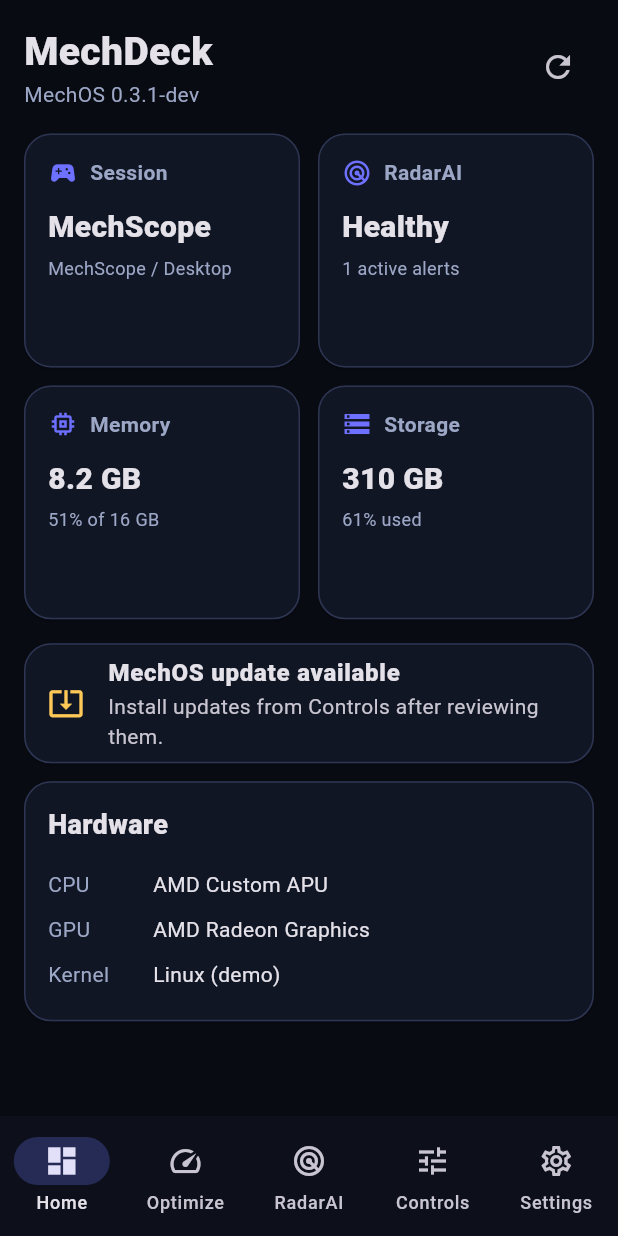
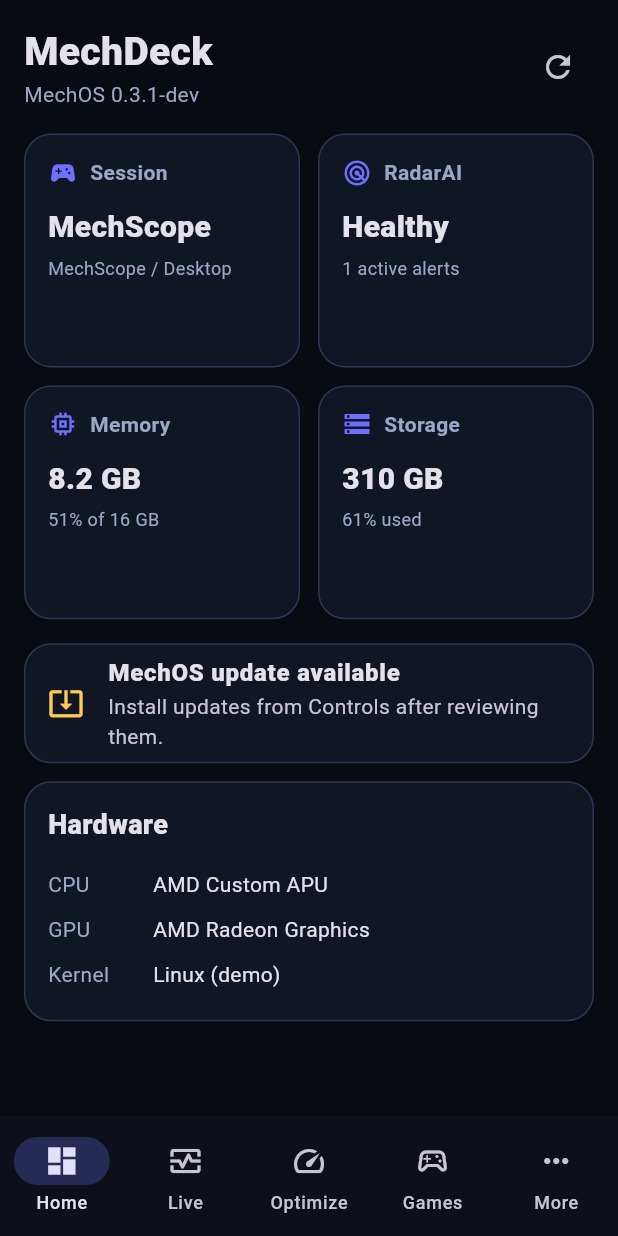
Before and after one commit to mechgod102-sketch/MechOS-Companion, a Flutter app: the screen it shows after launch, after a tap on "Pair with MechOS", after a tap on "Preview in Demo Mode", on a phone screen of 412 x 824 dp. Run offline on Flutter 3.47's test engine with Material 3 defaults, Android fonts, the phone set to English and light mode, and no system bars; our stand-ins replace flutter_secure_storage, share_plus, shared_preferences; missing offline and left inert: gal; network calls fail.

Commit message:
Expose v0.1.2 feature navigation

```diff
--- a/lib/screens/home_shell.dart
+++ b/lib/screens/home_shell.dart
@@ -1,27 +1,30 @@
 import 'package:flutter/material.dart';
 import '../app_state.dart';
 import 'dashboard_screen.dart';
+import 'games_screen.dart';
+import 'more_screen.dart';
 import 'optimization_report_screen.dart';
-import 'radar_screen.dart';
-import 'controls_screen.dart';
-import 'settings_screen.dart';
+import 'performance_screen.dart';
 
 class HomeShell extends StatefulWidget {
   const HomeShell({super.key, required this.state});
   final AppState state;
-  @override State<HomeShell> createState() => _HomeShellState();
+
+  @override
+  State<HomeShell> createState() => _HomeShellState();
 }
 
 class _HomeShellState extends State<HomeShell> {
   int index = 0;
+
   @override
   Widget build(BuildContext context) {
     final screens = [
       DashboardScreen(state: widget.state),
+      PerformanceScreen(state: widget.state),
       OptimizationReportScreen(state: widget.state),
-      RadarScreen(state: widget.state),
-      ControlsScreen(state: widget.state),
-      SettingsScreen(state: widget.state),
+      GamesScreen(state: widget.state),
+      MoreScreen(state: widget.state),
     ];
     return Scaffold(
       body: SafeArea(child: IndexedStack(index: index, children: screens)),
@@ -30,10 +33,10 @@
         onDestinationSelected: (i) => setState(() => index = i),
         destinations: const [
           NavigationDestination(icon: Icon(Icons.dashboard_outlined), selectedIcon: Icon(Icons.dashboard), label: 'Home'),
+          NavigationDestination(icon: Icon(Icons.monitor_heart_outlined), selectedIcon: Icon(Icons.monitor_heart), label: 'Live'),
           NavigationDestination(icon: Icon(Icons.speed_outlined), selectedIcon: Icon(Icons.speed), label: 'Optimize'),
-          NavigationDestination(icon: Icon(Icons.radar_outlined), selectedIcon: Icon(Icons.radar), label: 'RadarAI'),
-          NavigationDestination(icon: Icon(Icons.tune), label: 'Controls'),
-          NavigationDestination(icon: Icon(Icons.settings_outlined), selectedIcon: Icon(Icons.settings), label: 'Settings'),
+          NavigationDestination(icon: Icon(Icons.sports_esports_outlined), selectedIcon: Icon(Icons.sports_esports), label: 'Games'),
+          NavigationDestination(icon: Icon(Icons.more_horiz), label: 'More'),
         ],
       ),
     );
```
